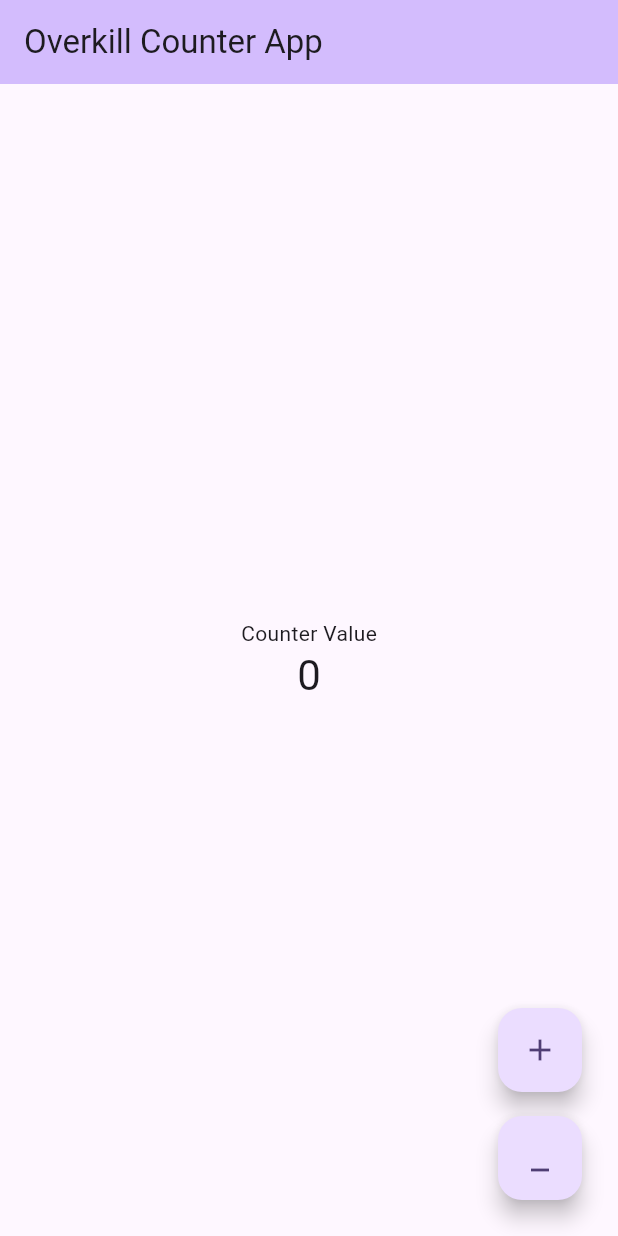
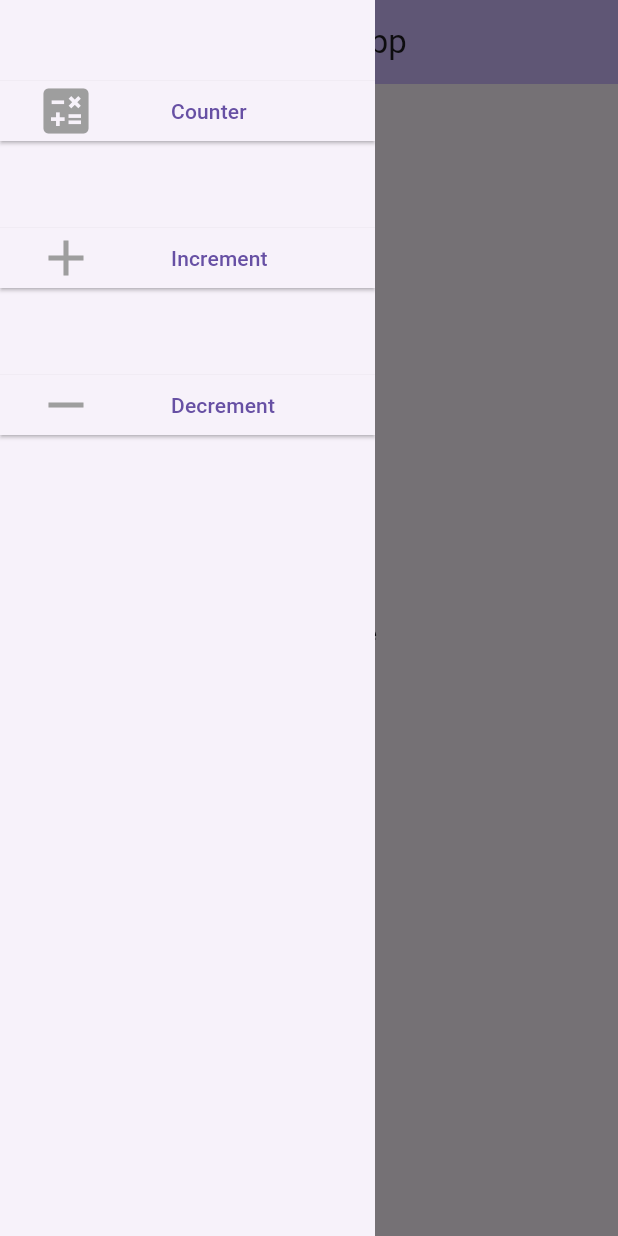
Before and after one commit to Sean-G-Han/counter_flutter_bloc, a Flutter app: the screen it shows after launch, with the side drawer open (before the commit the screen has no drawer), on a phone screen of 412 x 824 dp. Run offline on Flutter 3.47's test engine with Material 3 defaults, Android fonts, the phone set to English and light mode, and no system bars; our stand-ins replace flutter_bloc, go_router.

Commit message:
Made Increment and Decrement Seperate Pages

```diff
--- /dev/null
+++ b/counter_application/lib/dec_page.dart
@@ -0,0 +1,31 @@
+import 'package:counter_application/cubit/counter_cubit.dart';
+import 'package:counter_application/nav_drawer_item.dart';
+import 'package:flutter_bloc/flutter_bloc.dart';
+import 'package:flutter/material.dart';
+
+class DecPage extends StatelessWidget {
+  const DecPage({super.key});
+
+  @override
+  Widget build(BuildContext context) {
+    final counterCubit = BlocProvider.of<CounterCubit>(context);
+    return Scaffold(
+      appBar: AppBar(
+        backgroundColor: Theme.of(context).colorScheme.inversePrimary,
+      ),
+      drawer: NavDrawer(),
+      body: Center(
+        child: Padding(
+          padding: const EdgeInsets.all(8.0),
+          child: FloatingActionButton(
+            onPressed: () {
+              counterCubit.decrement();
+            },
+            tooltip: 'Decrement',
+            child: const Icon(Icons.remove),
+          ),
+        ),
+      ),
+    );
+  }
+}
--- a/counter_application/lib/home_page.dart
+++ b/counter_application/lib/home_page.dart
@@ -1,26 +1,24 @@
 import 'package:counter_application/cubit/counter_cubit.dart';
+import 'package:counter_application/nav_drawer_item.dart';
 import 'package:flutter_bloc/flutter_bloc.dart';
 import 'package:flutter/material.dart';
-import 'package:go_router/go_router.dart';
 
-class MyHomePage extends StatefulWidget {
+class MyHomePage extends StatelessWidget {
   const MyHomePage({super.key, required this.title});
 
   final String title;
 
   @override
-  State<MyHomePage> createState() => _MyHomePageState();
-}
-
-class _MyHomePageState extends State<MyHomePage> {
-  final counterCubit = CounterCubit();
-  @override
   Widget build(BuildContext context) {
+    //Use a factory method to create a counter cubit if needed
+    //Else return the current counter cubit
+    final counterCubit = BlocProvider.of<CounterCubit>(context);
     return Scaffold(
       appBar: AppBar(
         backgroundColor: Theme.of(context).colorScheme.inversePrimary,
-        title: Text(widget.title),
+        title: Text(title),
       ),
+      drawer: NavDrawer(),
       body: Center(
         child: Column(
           mainAxisAlignment: MainAxisAlignment.center,
@@ -39,31 +37,6 @@ class _MyHomePageState extends State<MyHomePage> {
           ],
         ),
       ),
-      floatingActionButton: Column(
-        mainAxisAlignment: MainAxisAlignment.end,
-        children: [
-          Padding(
-            padding: const EdgeInsets.all(8.0),
-            child: FloatingActionButton(
-              onPressed: () {
-                counterCubit.increment();
-              },
-              tooltip: 'Increment',
-              child: const Icon(Icons.add),
-            ),
-          ),
-          Padding(
-            padding: const EdgeInsets.all(8.0),
-            child: FloatingActionButton(
-              onPressed: () {
-                counterCubit.decrement();
-              },
-              tooltip: 'Decrement',
-              child: const Icon(Icons.minimize),
-            ),
-          ),
-        ],
-      ),
     );
   }
 }
--- /dev/null
+++ b/counter_application/lib/inc_page.dart
@@ -0,0 +1,31 @@
+import 'package:counter_application/cubit/counter_cubit.dart';
+import 'package:counter_application/nav_drawer_item.dart';
+import 'package:flutter_bloc/flutter_bloc.dart';
+import 'package:flutter/material.dart';
+
+class IncPage extends StatelessWidget {
+  const IncPage({super.key});
+
+  @override
+  Widget build(BuildContext context) {
+    final counterCubit = BlocProvider.of<CounterCubit>(context);
+    return Scaffold(
+      appBar: AppBar(
+        backgroundColor: Theme.of(context).colorScheme.inversePrimary,
+      ),
+      drawer: NavDrawer(),
+      body: Center(
+        child: Padding(
+          padding: const EdgeInsets.all(8.0),
+          child: FloatingActionButton(
+            onPressed: () {
+              counterCubit.increment();
+            },
+            tooltip: 'Increment',
+            child: const Icon(Icons.add),
+          ),
+        ),
+      ),
+    );
+  }
+}
--- a/counter_application/lib/main.dart
+++ b/counter_application/lib/main.dart
@@ -1,5 +1,34 @@
+import 'package:counter_application/cubit/counter_cubit.dart';
 import 'package:flutter/material.dart';
 import 'package:counter_application/home_page.dart';
+import 'package:flutter_bloc/flutter_bloc.dart';
+import 'package:counter_application/dec_page.dart';
+import 'package:counter_application/inc_page.dart';
+
+import 'package:go_router/go_router.dart';
+
+final GoRouter _router = GoRouter(
+  routes: <RouteBase>[
+    GoRoute(
+      path: '/',
+      builder: (BuildContext context, GoRouterState state) {
+        return const MyHomePage(title: 'Overkill Counter App');
+      },
+    ),
+    GoRoute(
+      path: '/increment',
+      builder: (BuildContext context, GoRouterState state) {
+        return const IncPage();
+      },
+    ),
+    GoRoute(
+      path: '/decrement',
+      builder: (BuildContext context, GoRouterState state) {
+        return const DecPage();
+      },
+    ),
+  ],
+);
 
 void main() {
   runApp(const MyApp());
@@ -10,13 +39,13 @@ class MyApp extends StatelessWidget {
 
   @override
   Widget build(BuildContext context) {
-    return MaterialApp(
-      title: 'Flutter Demo',
-      theme: ThemeData(
-        colorScheme: ColorScheme.fromSeed(seedColor: Colors.deepPurple),
-        useMaterial3: true,
+    return BlocProvider(
+      // BlockProvider allows the same instance of cubit to be shared
+      create: (_) =>
+          CounterCubit(), // _ is not used in this case. Can be used for initializing Cubits
+      child: MaterialApp.router(
+        routerConfig: _router,
       ),
-      home: const MyHomePage(title: 'Overkill Counter App'),
     );
   }
 }
--- /dev/null
+++ b/counter_application/lib/nav_drawer_item.dart
@@ -0,0 +1,73 @@
+import 'package:flutter/material.dart';
+import 'package:go_router/go_router.dart';
+
+class NavIcon extends StatelessWidget {
+  final String name;
+  final String goRouterLink;
+  final IconData icon;
+  const NavIcon({
+    super.key,
+    required this.name,
+    required this.goRouterLink,
+    this.icon = Icons.account_balance_outlined,
+  });
+
+  @override
+  Widget build(BuildContext context) {
+    return Container(
+      margin: EdgeInsets.fromLTRB(0, 50.0, 0, 0),
+      child: ElevatedButton(
+        style: ElevatedButton.styleFrom(
+          shape: RoundedRectangleBorder(
+            borderRadius: BorderRadius.zero, // Remove rounded corners
+          ),
+        ),
+        onPressed: () => context.go(goRouterLink),
+        child: Row(
+          children: [
+            Padding(
+              padding: const EdgeInsets.fromLTRB(0, 0, 50.0, 0),
+              child: Icon(icon, color: Colors.grey, size: 40),
+            ),
+            Text(name),
+          ],
+        ),
+      ),
+    );
+  }
+}
+
+class NavDrawer extends StatelessWidget {
+  const NavDrawer({super.key});
+
+  Widget build(BuildContext context) {
+    return Drawer(
+      width: 250.0,
+      shape: const RoundedRectangleBorder(
+        borderRadius: BorderRadius.zero, // Removes rounded edges
+      ),
+      child: Padding(
+        padding: const EdgeInsets.fromLTRB(0, 0, 0, 0),
+        child: ListView(
+          children: [
+            NavIcon(
+              name: "Counter",
+              goRouterLink: "/",
+              icon: Icons.calculate,
+            ),
+            NavIcon(
+              name: "Increment",
+              goRouterLink: "/increment",
+              icon: Icons.add,
+            ),
+            NavIcon(
+              name: "Decrement",
+              goRouterLink: "/decrement",
+              icon: Icons.remove,
+            ),
+          ],
+        ),
+      ),
+    );
+  }
+}
```
